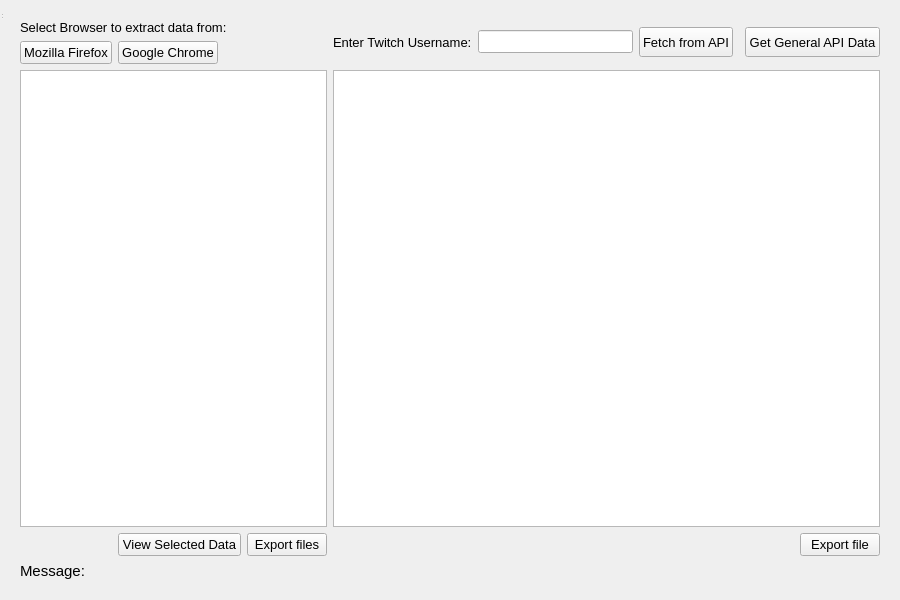
Before: the Qt Designer form core/resources/main.ui in spartny/twitch-infoviewer, drawn with Qt 5.
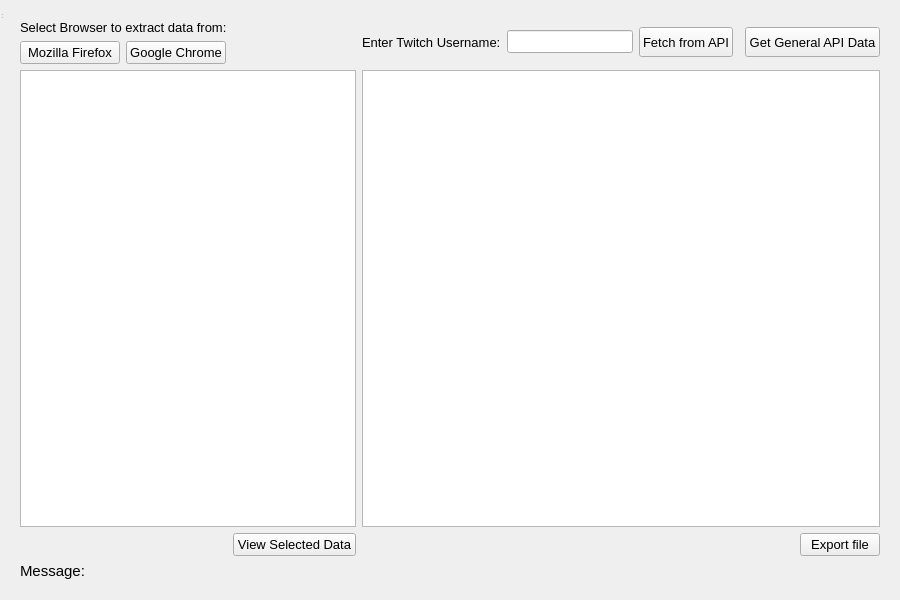
After: the same form once the commit is applied. Icons and pictures are not drawn.

Diff of the .ui file:
```diff
--- a/core/resources/main.ui
+++ b/core/resources/main.ui
@@ -137,26 +137,6 @@
         </property>
        </widget>
       </item>
-      <item row="3" column="1">
-       <widget class="QPushButton" name="pushButton_ViewFile">
-        <property name="text">
-         <string>View Selected Data</string>
-        </property>
-       </widget>
-      </item>
-      <item row="3" column="2">
-       <widget class="QPushButton" name="pushButton_ExportFiles">
-        <property name="maximumSize">
-         <size>
-          <width>100</width>
-          <height>30</height>
-         </size>
-        </property>
-        <property name="text">
-         <string>Export files</string>
-        </property>
-       </widget>
-      </item>
       <item row="1" column="1">
        <widget class="QPushButton" name="pushButton_GC">
         <property name="maximumSize">
@@ -189,6 +169,13 @@
         </property>
        </widget>
       </item>
+      <item row="3" column="2">
+       <widget class="QPushButton" name="pushButton_ViewFile">
+        <property name="text">
+         <string>View Selected Data</string>
+        </property>
+       </widget>
+      </item>
      </layout>
     </widget>
    </item>
```
Left out of the diff: 2 changed lines with no effect on the pictures.
